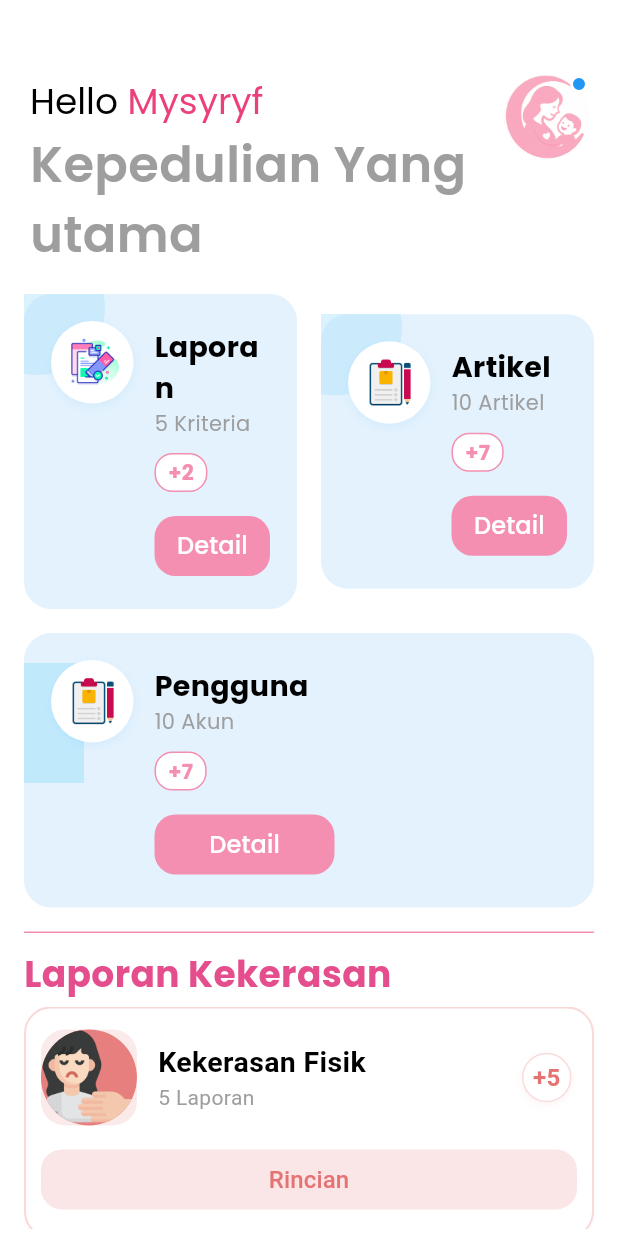
After one commit to Agussaputr44/SiapPA-fe, a Flutter app: the DashboardScreen screen opened by its route, on a phone screen of 412 x 824 dp. The commit adds this screen. Run offline on Flutter 3.47's test engine with Material 3 defaults, Android fonts, the phone set to English and light mode, and no system bars; our stand-ins replace curved_navigation_bar, google_fonts, shared_preferences, video_player; accounts and stored records are empty.

Commit message:
feat: dashboard admin screen

```diff
--- a/lib/main.dart
+++ b/lib/main.dart
@@ -1,5 +1,6 @@
 import 'package:flutter/material.dart';
 import 'package:provider/provider.dart';
+import 'package:siappa/views/screens/admins/dashboard_screen.dart';
 import 'package:siappa/views/screens/auth/login_screen.dart';
 import 'package:siappa/views/screens/auth/register_screen.dart';
 
@@ -35,7 +36,7 @@ class Main extends StatelessWidget {
         initialRoute: '/',
         routes: {
           '/': (context) => const SplashScreen(),
-        //   '/nav': (context) => const NavBottom(),
+          '/dashboard': (context) => const DashboardScreen(),
           '/login': (context) => const LoginScreen(),
           '/register': (context) => const RegisterScreen(),
         //   '/home': (context) => const NavBottom(),
--- /dev/null
+++ b/lib/views/screens/admins/dashboard_screen.dart
@@ -0,0 +1,543 @@
+import 'package:flutter/material.dart';
+import 'package:google_fonts/google_fonts.dart';
+import 'package:siappa/utils/app_colors.dart';
+
+class DashboardScreen extends StatelessWidget {
+  const DashboardScreen({Key? key}) : super(key: key);
+
+  @override
+  Widget build(BuildContext context) {
+    return Scaffold(
+      backgroundColor: Colors.white,
+      body: Column(
+        children: [
+          const _HeaderWidget(),
+          Padding(
+            padding: const EdgeInsets.all(16.0),
+            child: Column(
+              children: [
+                Row(
+                  children: [
+                    Expanded(
+                      child: _CardWidget(
+                        title: 'Laporan',
+                        count: '5 Kriteria',
+                        additionalCount: 2,
+                        iconAsset: 'assets/icons/laporan.png',
+                        onTap: () {},
+                        background: _CardBgType.circleTopLeft,
+                        detailColor: const Color(0xFFF48FB1),
+                      ),
+                    ),
+                    const SizedBox(width: 16),
+                    Expanded(
+                      child: _CardWidget(
+                        title: 'Artikel',
+                        count: '10 Artikel',
+                        additionalCount: 7,
+                        iconAsset: 'assets/icons/artikel.png',
+                        onTap: () {},
+                        background: _CardBgType.circleTopLeft,
+                        detailColor: const Color(0xFFF48FB1),
+                      ),
+                    ),
+                  ],
+                ),
+                const SizedBox(height: 16),
+                _CardWidget(
+                  title: 'Pengguna',
+                  count: '10 Akun',
+                  additionalCount: 7,
+                  iconAsset: 'assets/icons/artikel.png',
+                  onTap: () {},
+                  isWide: true,
+                  background: _CardBgType.circleLeft,
+                  detailColor: const Color(0xFFF48FB1),
+                ),
+              ],
+            ),
+          ),
+          Divider(
+            height: 1,
+            thickness: 1,
+            indent: 16,
+            endIndent: 16,
+            color: const Color(0xFFF48FB1),
+          ),
+          SizedBox(height: 10),
+          Padding(
+            padding: const EdgeInsets.only(left: 16.0),
+            child: Align(
+              alignment: Alignment.centerLeft,
+              child: Text(
+                "Laporan Kekerasan",
+                textAlign: TextAlign.start,
+                style: GoogleFonts.poppins(
+                  fontSize: 24,
+                  fontWeight: FontWeight.bold,
+                  color: AppColors.primary,
+                ),
+              ),
+            ),
+          ),
+
+          Expanded(
+            child: Padding(
+              padding: const EdgeInsets.symmetric(horizontal: 16.0, vertical: 5.0),
+              child: SingleChildScrollView(
+                  child: Column(children: [
+                    _ReportCard(
+                      imageAsset: 'assets/icons/ic_fisik.png',
+                      title: 'Kekerasan Fisik',
+                      subtitle: '5 Laporan',
+                      additionalCount: 5,
+                      color: Color(0xFFE57373),
+                      onDetail: () {},
+                    ),
+                    _ReportCard(
+                      imageAsset: 'assets/icons/ic_fisik.png',
+                      title: 'kekerasan Psikis',
+                      subtitle: '5 Laporan',
+                      additionalCount: 5,
+                      color: Color(0xFF7986CB),
+                      onDetail: () {},
+                    ),
+                    _ReportCard(
+                      imageAsset: 'assets/icons/ic_fisik.png',
+                      title: 'Kekerasan Seksual',
+                      subtitle: '5 Laporan',
+                      additionalCount: 5,
+                      color: Color(0xFFD81B60),
+                      onDetail: () {},
+                    ),
+                    _ReportCard(
+                      imageAsset: 'assets/icons/ic_fisik.png',
+                      title: 'Kekerasan Seksual',
+                      subtitle: '5 Laporan',
+                      additionalCount: 5,
+                      color: Color(0xFFD81B60),
+                      onDetail: () {},
+                    ),
+                    _ReportCard(
+                      imageAsset: 'assets/icons/ic_fisik.png',
+                      title: 'Kekerasan Seksual',
+                      subtitle: '5 Laporan',
+                      additionalCount: 5,
+                      color: Color(0xFFD81B60),
+                      onDetail: () {},
+                    ),
+                  ],
+                ),
+              ),
+            ),
+          )
+        ],
+      ),
+    );
+  }
+}
+
+class _HeaderWidget extends StatelessWidget {
+  const _HeaderWidget({Key? key}) : super(key: key);
+
+  @override
+  Widget build(BuildContext context) {
+    return Padding(
+      padding: const EdgeInsets.only(top: 50, right: 20.0, left: 20.0),
+      child: Row(
+        mainAxisAlignment: MainAxisAlignment.spaceBetween,
+        crossAxisAlignment: CrossAxisAlignment.start,
+        children: [
+          Expanded(
+            child: Column(
+              crossAxisAlignment: CrossAxisAlignment.start,
+              children: [
+                RichText(
+                  text: TextSpan(
+                    style: GoogleFonts.poppins(
+                      fontSize: 24,
+                      fontWeight: FontWeight.w400,
+                      color: Colors.black,
+                    ),
+                    children: [
+                      const TextSpan(text: "Hello "),
+                      TextSpan(
+                        text: "Mysyryf",
+                        style: GoogleFonts.poppins(color: Colors.pink[400]),
+                      ),
+                    ],
+                  ),
+                ),
+                Text(
+                  "Kepedulian Yang utama",
+                  style: GoogleFonts.poppins(
+                    fontWeight: FontWeight.w600,
+                    fontSize: 33,
+                    color: Colors.grey[500],
+                  ),
+                ),
+              ],
+            ),
+          ),
+          Stack(
+            children: [
+              CircleAvatar(
+                backgroundColor: Colors.grey[200],
+                radius: 28,
+                backgroundImage: AssetImage('assets/images/logo.png'),
+              ),
+              Positioned(
+                right: 0,
+                top: 0,
+                child: Container(
+                  width: 12,
+                  height: 12,
+                  decoration: BoxDecoration(
+                    color: Colors.blue,
+                    shape: BoxShape.circle,
+                    border: Border.all(color: Colors.white, width: 2),
+                  ),
+                ),
+              ),
+            ],
+          )
+        ],
+      ),
+    );
+  }
+}
+
+enum _CardBgType { circleTopLeft, circleLeft }
+
+class _CardWidget extends StatelessWidget {
+  final String title;
+  final String count;
+  final int additionalCount;
+  final String iconAsset;
+  final VoidCallback onTap;
+  final bool isWide;
+  final _CardBgType background;
+  final Color detailColor;
+
+  const _CardWidget({
+    Key? key,
+    required this.title,
+    required this.count,
+    required this.additionalCount,
+    required this.iconAsset,
+    required this.onTap,
+    this.isWide = false,
+    required this.background,
+    required this.detailColor,
+  }) : super(key: key);
+
+  @override
+  Widget build(BuildContext context) {
+    return Container(
+      width: isWide ? double.infinity : null,
+      margin: EdgeInsets.only(bottom: isWide ? 0 : 0),
+      decoration: BoxDecoration(
+        color: const Color(0xFFE3F2FD),
+        borderRadius: BorderRadius.circular(18),
+      ),
+      child: Stack(
+        children: [
+          // Decorative background shape
+          if (background == _CardBgType.circleTopLeft)
+            Positioned(
+              top: -36,
+              left: -36,
+              child: Container(
+                width: 90,
+                height: 90,
+                decoration: BoxDecoration(
+                  color: const Color(0xFFB3E5FC).withOpacity(0.5),
+                  shape: BoxShape.circle,
+                ),
+              ),
+            ),
+          if (background == _CardBgType.circleLeft)
+            Positioned(
+              top: 20,
+              left: -40,
+              child: Container(
+                width: 80,
+                height: 80,
+                decoration: BoxDecoration(
+                  color: const Color(0xFFB3E5FC).withOpacity(0.7),
+                  borderRadius: const BorderRadius.only(
+                    topLeft: Radius.circular(40),
+                    bottomLeft: Radius.circular(40),
+                  ),
+                ),
+              ),
+            ),
+          Padding(
+            padding:
+                const EdgeInsets.symmetric(horizontal: 18.0, vertical: 18.0),
+            child: Row(
+              crossAxisAlignment: CrossAxisAlignment.start,
+              children: [
+                // Icon in a circle
+                Container(
+                  width: 55,
+                  height: 55,
+                  decoration: BoxDecoration(
+                    color: Colors.white,
+                    shape: BoxShape.circle,
+                    boxShadow: [
+                      BoxShadow(
+                        color: Colors.blue.withOpacity(0.08),
+                        blurRadius: 4,
+                        offset: const Offset(0, 2),
+                      ),
+                    ],
+                  ),
+                  child: Center(
+                    child: Image.asset(
+                      iconAsset,
+                      width: 35,
+                      height: 35,
+                      fit: BoxFit.contain,
+                    ),
+                  ),
+                ),
+                const SizedBox(width: 14),
+                // Card Content
+                Expanded(
+                  child: Column(
+                    crossAxisAlignment: CrossAxisAlignment.start,
+                    children: [
+                      const SizedBox(height: 4),
+                      Text(
+                        title,
+                        style: GoogleFonts.poppins(
+                          fontWeight: FontWeight.bold,
+                          fontSize: 19,
+                          color: Colors.black,
+                        ),
+                      ),
+                      Text(
+                        count,
+                        style: GoogleFonts.poppins(
+                          fontWeight: FontWeight.normal,
+                          fontSize: 14,
+                          color: Colors.grey,
+                        ),
+                      ),
+                      const SizedBox(height: 10),
+                      Container(
+                        padding: const EdgeInsets.symmetric(
+                            horizontal: 8, vertical: 2),
+                        decoration: BoxDecoration(
+                          color: Colors.white,
+                          borderRadius: BorderRadius.circular(12),
+                          border: Border.all(color: detailColor, width: 1),
+                        ),
+                        child: Text(
+                          '+$additionalCount',
+                          style: GoogleFonts.poppins(
+                              fontSize: 14,
+                              fontWeight: FontWeight.bold,
+                              color: detailColor),
+                        ),
+                      ),
+                      const SizedBox(height: 12),
+                      Align(
+                        alignment: Alignment.centerLeft,
+                        child: SizedBox(
+                          width: isWide ? 120 : double.infinity,
+                          child: ElevatedButton(
+                            onPressed: onTap,
+                            style: ElevatedButton.styleFrom(
+                              backgroundColor: detailColor,
+                              shape: RoundedRectangleBorder(
+                                borderRadius: BorderRadius.circular(14),
+                              ),
+                              padding: const EdgeInsets.symmetric(vertical: 8),
+                              elevation: 0,
+                            ),
+                            child: Text(
+                              'Detail',
+                              style: GoogleFonts.poppins(
+                                color: Colors.white,
+                                fontSize: 16,
+                                fontWeight: FontWeight.w500,
+                              ),
+                            ),
+                          ),
+                        ),
+                      )
+                    ],
+                  ),
+                ),
+              ],
+            ),
+          ),
+        ],
+      ),
+    );
+  }
+}
+
+class _ReportCard extends StatelessWidget {
+  final String imageAsset;
+  final String title;
+  final String subtitle;
+  final int additionalCount;
+  final Color color;
+  final VoidCallback onDetail;
+  final bool isTitleUppercase;
+
+  const _ReportCard({
+    Key? key,
+    required this.imageAsset,
+    required this.title,
+    required this.subtitle,
+    required this.additionalCount,
+    required this.color,
+    required this.onDetail,
+    this.isTitleUppercase = false,
+  }) : super(key: key);
+
+  @override
+  Widget build(BuildContext context) {
+    return Container(
+      margin: const EdgeInsets.only(bottom: 16),
+      decoration: BoxDecoration(
+        color: Colors.white,
+        borderRadius: BorderRadius.circular(18),
+        border: Border.all(
+          color: color.withOpacity(0.28), // Soft colored border
+          width: 1.3,
+        ),
+        boxShadow: [
+          BoxShadow(
+            color: color.withOpacity(0.05),
+            blurRadius: 6,
+            offset: const Offset(0, 2),
+          ),
+        ],
+      ),
+      child: Padding(
+        padding: const EdgeInsets.symmetric(vertical: 14, horizontal: 10),
+        child: Column(
+          children: [
+            Row(
+              children: [
+                // Leading image and color bg
+                Stack(
+                  alignment: Alignment.center,
+                  children: [
+                    // background shape
+                    Positioned(
+                      left: 0,
+                      child: Container(
+                        width: 64,
+                        height: 64,
+                        decoration: BoxDecoration(
+                          color: color.withOpacity(0.15),
+                          borderRadius: BorderRadius.circular(16),
+                        ),
+                      ),
+                    ),
+                    Container(
+                      width: 64,
+                      height: 64,
+                      decoration: BoxDecoration(
+                        shape: BoxShape.circle,
+                        color: color.withOpacity(0.9),
+                      ),
+                      child: ClipOval(
+                        child: Image.asset(
+                          imageAsset,
+                          fit: BoxFit.cover,
+                          width: 40,
+                          height: 40,
+                        ),
+                      ),
+                    ),
+                  ],
+                ),
+                const SizedBox(width: 14),
+                // Text
+                Expanded(
+                  child: Column(
+                    crossAxisAlignment: CrossAxisAlignment.start,
+                    children: [
+                      Text(
+                        isTitleUppercase ? title : _capitalizeFirst(title),
+                        style: const TextStyle(
+                          fontWeight: FontWeight.bold,
+                          fontSize: 19,
+                          color: Colors.black,
+                        ),
+                      ),
+                      Text(
+                        subtitle,
+                        style: const TextStyle(
+                          fontWeight: FontWeight.normal,
+                          fontSize: 14,
+                          color: Colors.grey,
+                        ),
+                      ),
+                    ],
+                  ),
+                ),
+                // +5 badge
+                Container(
+                  padding: const EdgeInsets.symmetric(horizontal: 10, vertical: 4),
+                  decoration: BoxDecoration(
+                    color: Colors.white,
+                    shape: BoxShape.circle,
+                    border: Border.all(color: color.withOpacity(0.25)),
+                    boxShadow: [
+                      BoxShadow(
+                        color: color.withOpacity(0.08),
+                        blurRadius: 4,
+                        offset: const Offset(0, 2),
+                      ),
+                    ],
+                  ),
+                  child: Text(
+                    '+$additionalCount',
+                    style: TextStyle(
+                        fontSize: 16,
+                        fontWeight: FontWeight.bold,
+                        color: color),
+                  ),
+                ),
+              ],
+            ),
+            const SizedBox(height: 12),
+            SizedBox(
+              width: double.infinity,
+              child: ElevatedButton(
+                onPressed: onDetail,
+                style: ElevatedButton.styleFrom(
+                  backgroundColor: color.withOpacity(0.18),
+                  elevation: 0,
+                  shape: RoundedRectangleBorder(
+                    borderRadius: BorderRadius.circular(14),
+                  ),
+                  padding: const EdgeInsets.symmetric(vertical: 8),
+                ),
+                child: Text(
+                  'Rincian',
+                  style: TextStyle(
+                    color: color,
+                    fontWeight: FontWeight.w500,
+                    fontSize: 16,
+                  ),
+                ),
+              ),
+            ),
+          ],
+        ),
+      ),
+    );
+  }
+
+  String _capitalizeFirst(String text) =>
+      text.isNotEmpty ? text[0].toUpperCase() + text.substring(1) : '';
+}
--- a/lib/views/screens/auth/login_screen.dart
+++ b/lib/views/screens/auth/login_screen.dart
@@ -1,4 +1,3 @@
-import 'dart:math';
 
 import 'package:flutter/material.dart';
 import 'package:google_fonts/google_fonts.dart';
@@ -167,21 +166,22 @@ class _bottomPortionState extends State<_bottomPortion> {
               ElevatedButton(
                 onPressed: () {
                   if (_formKey.currentState!.validate()) {
-                    // Proses registrasi di sini
+                    // Handle sign in logic here
+                    Navigator.pushNamed(context, '/dashboard');
                   }
                 },
                 style: ElevatedButton.styleFrom(
                   foregroundColor: Colors.pink,
                   minimumSize: Size(AppSize.appWidth * 0.7, 50),
                   shape: RoundedRectangleBorder(
-                    borderRadius: BorderRadius.circular(25),
+                    borderRadius: BorderRadius.circular(10),
                   ),
                 ),
                 child: const Text('Sign In'),
               ),
               const SizedBox(height: 10),
               TextButton(
-                onPressed: () => Navigator.pop(context),
+                onPressed: () => Navigator.pushNamed(context, '/register'),
                 child: Text(
                   "Do you have any account? Sign Up here",
                   style: GoogleFonts.poppins(color: Colors.black54),
@@ -203,7 +203,7 @@ class _bottomPortionState extends State<_bottomPortion> {
                   foregroundColor: Colors.pink,
                   minimumSize: Size(AppSize.appWidth * 0.7, 50),
                   shape: RoundedRectangleBorder(
-                    borderRadius: BorderRadius.circular(25),
+                    borderRadius: BorderRadius.circular(10),
                   ),
                 ),
               ),
--- a/lib/views/screens/auth/register_screen.dart
+++ b/lib/views/screens/auth/register_screen.dart
@@ -214,7 +214,7 @@ class _bottomPortionState extends State<_bottomPortion> {
                   foregroundColor: Colors.pink,
                   minimumSize: Size(AppSize.appWidth * 0.7, 50),
                   shape: RoundedRectangleBorder(
-                    borderRadius: BorderRadius.circular(25),
+                    borderRadius: BorderRadius.circular(10),
                   ),
                 ),
                 child: const Text('Sign Up'),
@@ -243,7 +243,7 @@ class _bottomPortionState extends State<_bottomPortion> {
                   foregroundColor: Colors.pink,
                   minimumSize: Size(AppSize.appWidth * 0.7, 50),
                   shape: RoundedRectangleBorder(
-                    borderRadius: BorderRadius.circular(25),
+                    borderRadius: BorderRadius.circular(10),
                   ),
                 ),
               ),
--- a/pubspec.yaml
+++ b/pubspec.yaml
@@ -73,6 +73,9 @@ flutter:
     - assets/images/wp.png
     - assets/images/logo.png
     - assets/images/google.png
+    - assets/icons/laporan.png
+    - assets/icons/artikel.png
+    - assets/icons/ic_fisik.png
 
   # An image asset can refer to one or more resolution-specific "variants", see
   # https://flutter.dev/to/resolution-aware-images
```
Also changed, not shown: assets/icons/artikel.png (added), assets/icons/ic_fisik.png (added), assets/icons/laporan.png (added).
